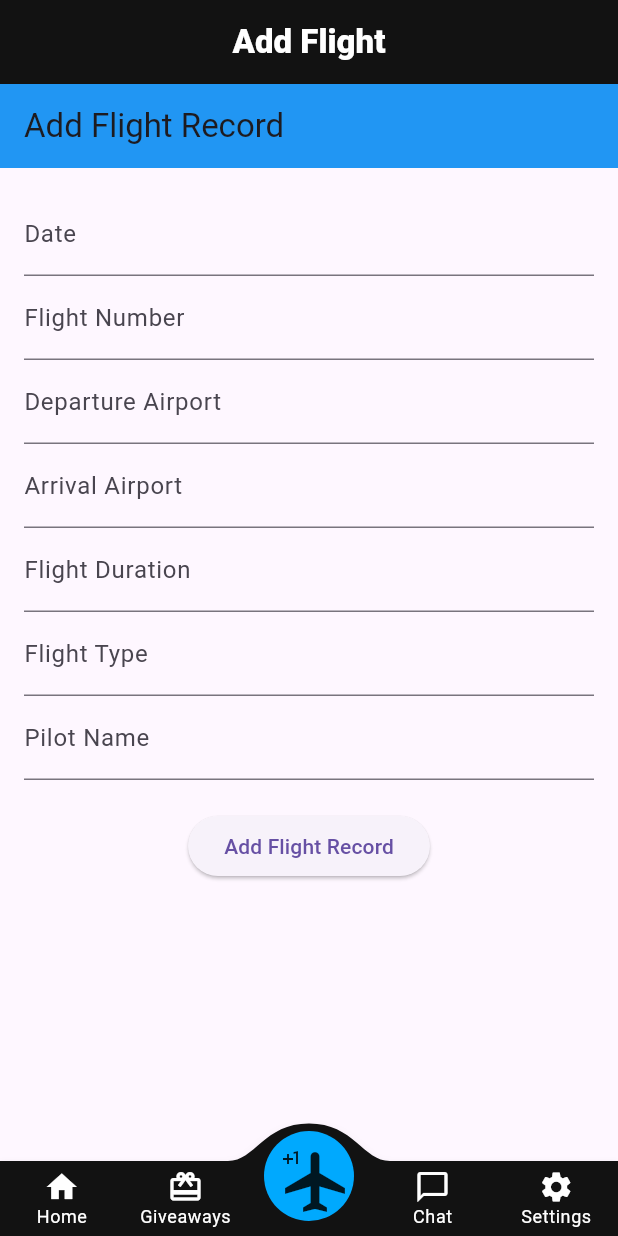
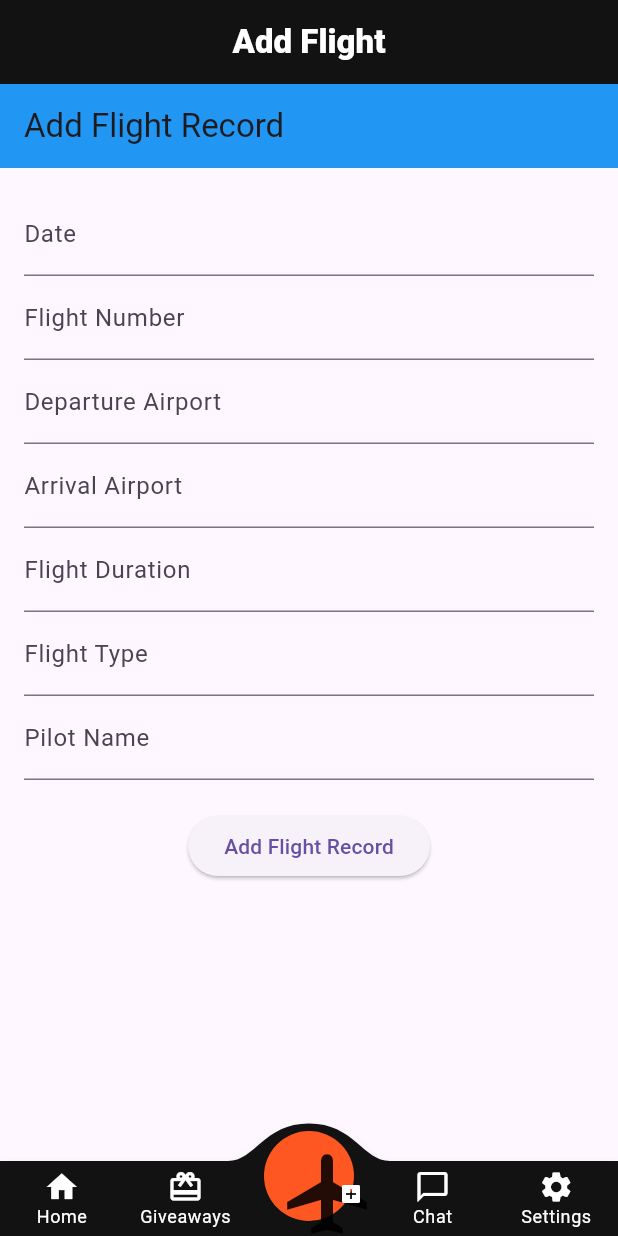
Before and after one commit to alimuratkalayci/airlogbook-app-flutter, a Flutter app: the screen it shows once a user with an empty profile is signed in, item 3 of the bottom bar chosen, on a phone screen of 412 x 824 dp. Run offline on Flutter 3.47's test engine with Material 3 defaults, Android fonts, the light colour scheme and no system bars; drawn by our look-alikes of convex_bottom_bar; our stand-ins replace bloc, carousel_slider, cloud_firestore, firebase_auth, firebase_core, firebase_storage and 3 more; accounts and stored records are empty; generated files the repository leaves out were written again; network calls fail.

Commit message:
navigation update done for adding flights

```diff
--- a/lib/navigation/navigation.dart
+++ b/lib/navigation/navigation.dart
@@ -55,7 +55,22 @@ class RootScreenUI extends StatelessWidget {
       items: [
         TabItem(icon: Icons.home, title: 'Home'),
         TabItem(icon: Icons.card_giftcard_outlined, title: 'Giveaways'),
-        TabItem(icon: Center(child: Stack(children: [Icon(Icons.airplanemode_active,size: 48,),Icon(Icons.plus_one,size: 16,),],)), title: 'Add Flight'),
+        TabItem(
+          icon: Center(
+            child: Stack(
+              clipBehavior: Clip.none, // Out of bounds widget'lar görünür
+              children: [
+                Icon(Icons.airplanemode_active, size: 64),
+                Positioned(
+                  right: -16, // Sağ kenardan uzaklık
+                  bottom: 0, // Alt kenardan uzaklık
+                  child: Icon(Icons.add_box, size: 16,color: Colors.white,),
+                ),
+              ],
+            ),
+          ),
+          title: 'Add Flight',
+        ),
         TabItem(icon: Icons.chat_bubble_outline, title: 'Chat'),
         TabItem(icon: Icons.settings, title: 'Settings'),
       ],
@@ -63,7 +78,7 @@ class RootScreenUI extends StatelessWidget {
       onTap: (int index) {
         context.read<NavigationCubit>().selectItem(NavigationItem.values[index]);
       },
-      activeColor: AppTheme.darkAccentColor,
+      activeColor: Colors.deepOrange,
       color: Colors.white,
     );
   }
```
